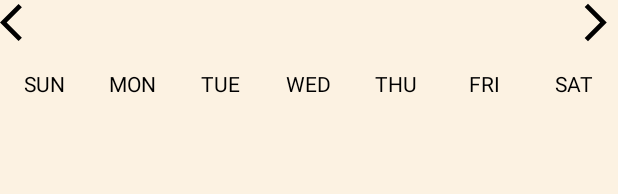
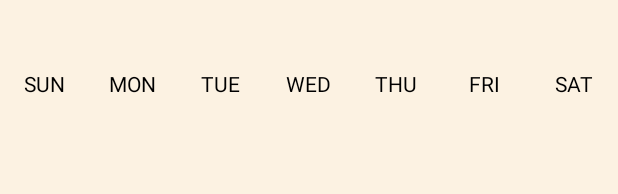
Before and after one commit to Tussle0410/MyOwnTimer, an Android app: the layout calendar_head_layout.xml on its own in the app's theme, with its tools: preview values and no code run, on a phone screen of 412 x 824 dp. Shown: the top 194 px of the screen. Run offline under Robolectric (Android 15) with nearby library versions, the phone set to English and light mode, and no system bars.

Commit message:
Calendar Function Update

```diff
--- a/app/src/main/kotlin/com/tussle/myowntimer/model/DB/DAO.kt
+++ b/app/src/main/kotlin/com/tussle/myowntimer/model/DB/DAO.kt
@@ -34,6 +34,10 @@ interface DAO {
 
     @Query("UPDATE Title SET todayTime = 0 AND monthTime = 0")
     suspend fun monthTimeInit()
+
+    @Query("UPDATE Title SET todayTime = todayTime + :time, monthTime = monthTime + :time, totalTime = totalTime + :time WHERE title = :title")
+    suspend fun titleTimeUpdate(time : Long, title : String)
+
     //Room DB SELECT SQL
     @Query("SELECT COUNT(title) FROM Title")
     suspend fun getTitleCount() : Int
--- a/app/src/main/kotlin/com/tussle/myowntimer/model/DB/Repo.kt
+++ b/app/src/main/kotlin/com/tussle/myowntimer/model/DB/Repo.kt
@@ -35,6 +35,9 @@ class Repo{
     suspend fun monthTimeInit(){
         dbInstance.monthTimeInit()
     }
+    suspend fun titleTimeUpdate(time:Long, title:String){
+        dbInstance.titleTimeUpdate(time, title)
+    }
     suspend fun getInfo() = dbInstance.getInfo()
     suspend fun getTitleCount() = dbInstance.getTitleCount()
     suspend fun getTodo(title:String)=dbInstance.getTodo(title)
--- a/app/src/main/kotlin/com/tussle/myowntimer/model/ViewPagerModel.kt
+++ b/app/src/main/kotlin/com/tussle/myowntimer/model/ViewPagerModel.kt
@@ -6,7 +6,7 @@ data class ViewPagerModel(
     var allTodo : String,
     val todo : MutableList<String?>,
     val todoSuccess : MutableList<Boolean?>,
-    val todayTime : String,
-    val monthTime : String,
-    val totalTime : String
+    val todayTime : Int,
+    val monthTime : Int,
+    val totalTime : Int
 )
--- a/app/src/main/kotlin/com/tussle/myowntimer/ui/activity/DetailActivity.kt
+++ b/app/src/main/kotlin/com/tussle/myowntimer/ui/activity/DetailActivity.kt
@@ -32,7 +32,7 @@ class DetailActivity : AppCompatActivity() {
     }
     override fun onDestroy() {
         super.onDestroy()
-
+        viewModel.titleTimeUpdate()
     }
     //Set Observer
     private fun setObserver(){
--- a/app/src/main/res/layout/calendar_head_layout.xml
+++ b/app/src/main/res/layout/calendar_head_layout.xml
@@ -4,24 +4,6 @@
     android:layout_height="match_parent"
     android:background="@color/gray"
     xmlns:app="http://schemas.android.com/apk/res-auto">
-
-    <ImageView
-        android:id="@+id/ImageView"
-        android:layout_width="wrap_content"
-        android:layout_height="wrap_content"
-        android:backgroundTint="@color/backgroundTransparency"
-        android:src="@drawable/icon_back"
-        app:layout_constraintStart_toStartOf="parent"
-        app:layout_constraintTop_toTopOf="parent" />
-
-    <ImageView
-        android:id="@+id/ImageView2"
-        android:layout_width="wrap_content"
-        android:layout_height="wrap_content"
-        android:background="@color/backgroundTransparency"
-        android:src="@drawable/icon_next"
-        app:layout_constraintEnd_toEndOf="parent"
-        app:layout_constraintTop_toTopOf="parent" />
 
     <TextView
         android:id="@+id/head_year_month"
@@ -30,8 +12,8 @@
         android:fontFamily="@font/font_main"
         android:textColor="@color/black"
         android:textSize="30sp"
-        app:layout_constraintEnd_toStartOf="@+id/ImageView2"
-        app:layout_constraintStart_toEndOf="@+id/ImageView"
+        app:layout_constraintEnd_toEndOf="parent"
+        app:layout_constraintStart_toStartOf="parent"
         app:layout_constraintTop_toTopOf="parent" />
 
     <include
```
Also changed, not shown: app/src/main/kotlin/com/tussle/myowntimer/ui/adapter/MainViewPagerAdapter.kt (+12 -3 lines), app/src/main/kotlin/com/tussle/myowntimer/ui/fragment/DetailChartFragment.kt (+5 -2 lines), app/src/main/kotlin/com/tussle/myowntimer/viewmodel/DetailViewModel.kt (+29 -4 lines), app/src/main/kotlin/com/tussle/myowntimer/viewmodel/MainViewModel.kt (+5 -6 lines), app/src/main/res/layout/main_viewpager_item.xml (+5 -6 lines).
